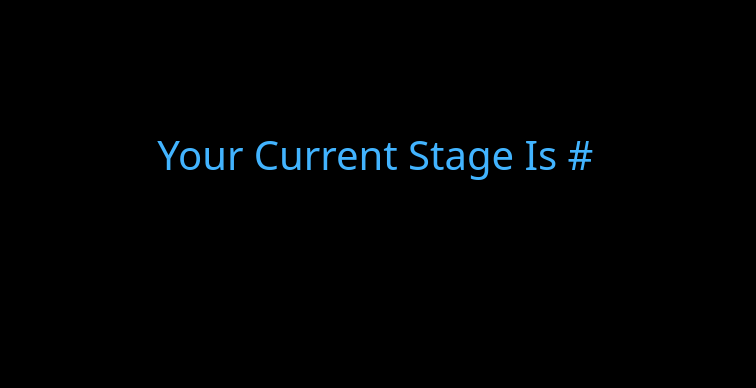
This is TreadmillUI/trunk/APP/scorewidget.ui in mmcev106/maxmobility as Qt 5 draws it before an edit; both pictures show x 0 to 756 and y 176 to 564 of the 756 by 564 pixel window. The edited form follows.
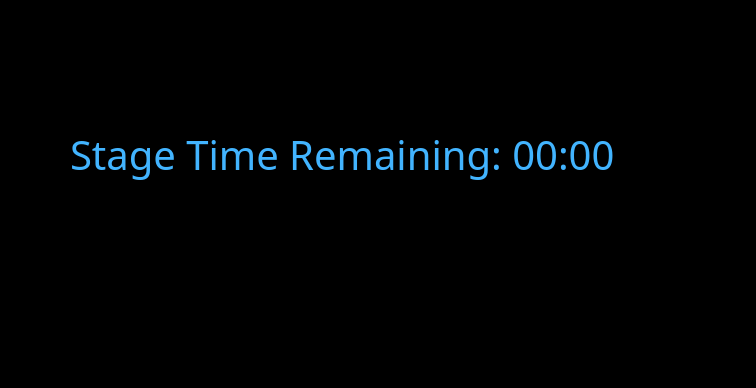
This is the edited form.

What changed in the file:
```diff
--- a/TreadmillUI/trunk/APP/scorewidget.ui
+++ b/TreadmillUI/trunk/APP/scorewidget.ui
@@ -37,7 +37,7 @@
    <property name="geometry">
     <rect>
      <x>0</x>
-     <y>40</y>
+     <y>80</y>
      <width>751</width>
      <height>131</height>
     </rect>
@@ -68,10 +68,10 @@
   <widget class="QLabel" name="messageLabel">
    <property name="geometry">
     <rect>
-     <x>0</x>
-     <y>140</y>
+     <x>70</x>
+     <y>170</y>
      <width>751</width>
-     <height>381</height>
+     <height>321</height>
     </rect>
    </property>
    <property name="palette">
@@ -172,13 +172,13 @@
     </font>
    </property>
    <property name="text">
-    <string>Your Current Stage Is #</string>
+    <string>Stage Time Remaining: 00:00</string>
    </property>
    <property name="alignment">
-    <set>Qt::AlignCenter</set>
+    <set>Qt::AlignLeading|Qt::AlignLeft|Qt::AlignVCenter</set>
    </property>
    <property name="wordWrap">
-    <bool>true</bool>
+    <bool>false</bool>
    </property>
   </widget>
  </widget>
```
